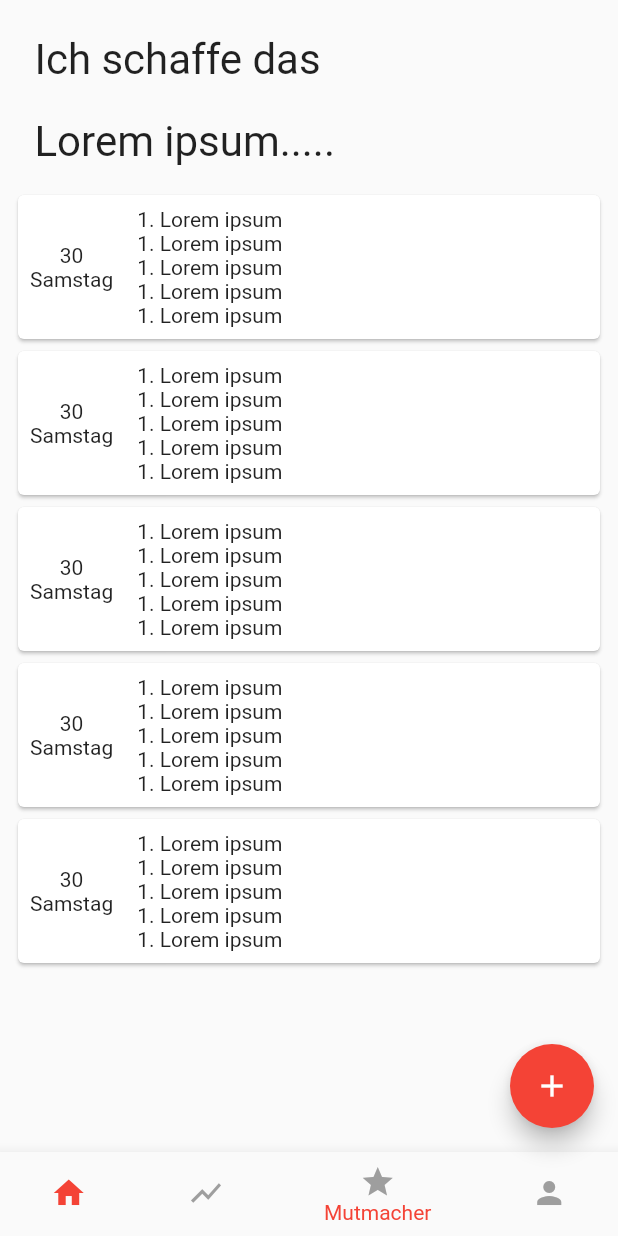
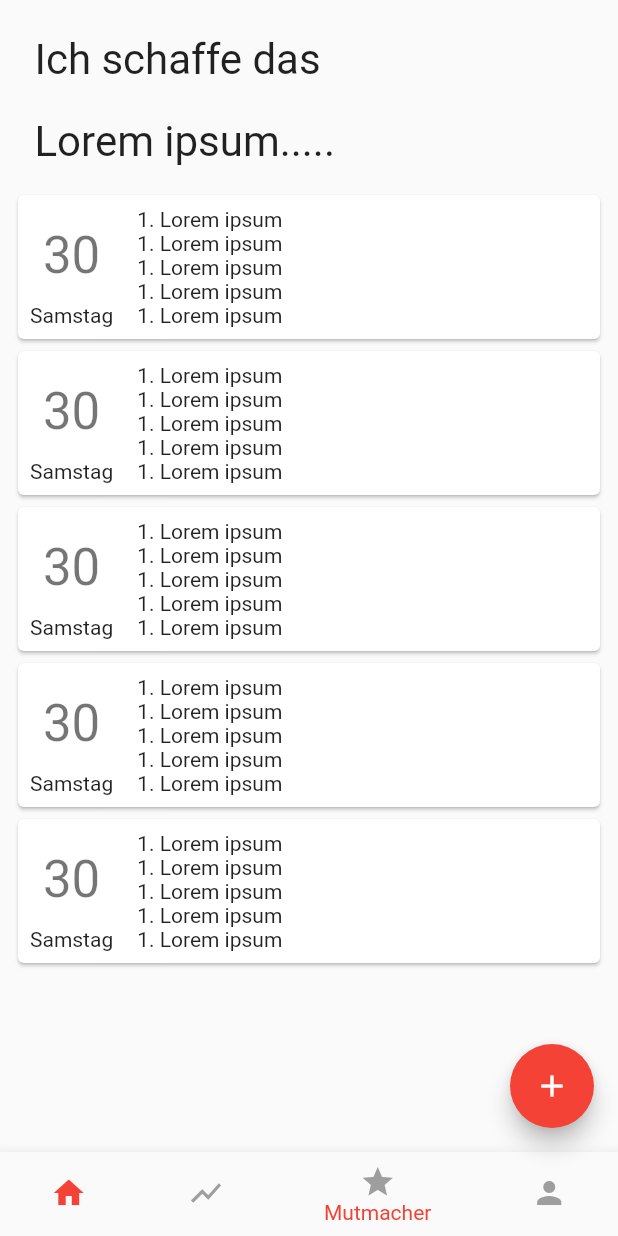
Before and after one commit to simonwachtler/mydailywin, a Flutter app: the screen it shows after launch, item 3 of the bottom bar chosen, on a phone screen of 412 x 824 dp. Run offline on Flutter 3.47's test engine with Material 2 defaults, Android fonts, the phone set to English and light mode, and no system bars.

Commit message:
update date view

```diff
--- a/lib/main.dart
+++ b/lib/main.dart
@@ -293,15 +293,20 @@ class DayWidget extends StatelessWidget {
   @override
   Widget build(BuildContext context) {
     return Card(
+      child: IntrinsicHeight(
         child: Row(children: [
           Padding(
             padding: const EdgeInsets.all(8.0),
             child: Column(
               mainAxisSize: MainAxisSize.min,
               children: [
-              Flexible(
-                fit: FlexFit.loose,
-                child: Text("30"),
+                Expanded(
+                  child: Center(
+                    child: Text(
+                      "30",
+                      style: Theme.of(context).textTheme.headline4,
+                    ),
+                  ),
                 ),
                 Text("Samstag"),
               ],
@@ -320,6 +325,7 @@ class DayWidget extends StatelessWidget {
             ),
           )
         ]),
+      ),
     );
   }
 }
```
Lines whose indentation alone changed are shown as unchanged.
